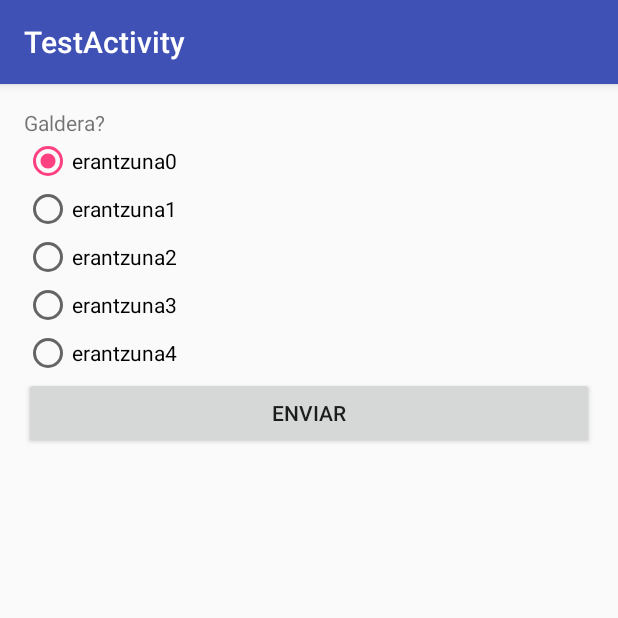
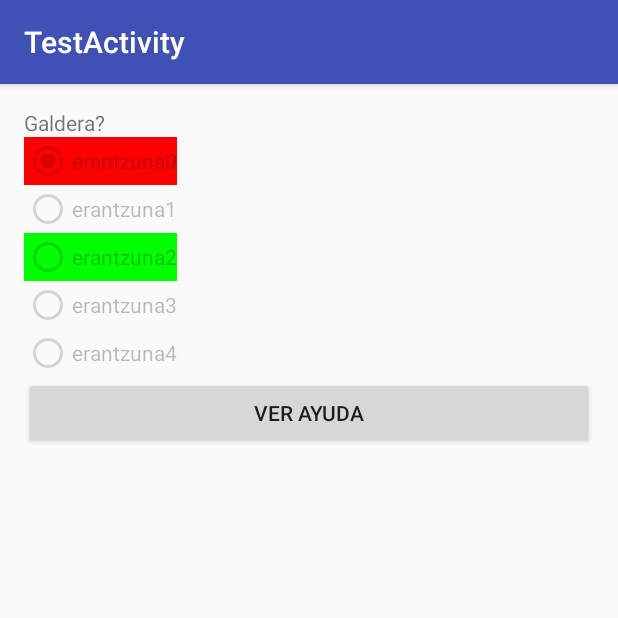
Before and after one commit to ikrazu/Ejemplo_Iker_TTA, an Android app: the TestActivity screen opened directly, with no data from a screen before it, after a tap on "ENVIAR", on a phone screen of 412 x 824 dp, the top half of it. Run offline under Robolectric (Android 15) with nearby library versions, the phone set to English and light mode, and no system bars; 1 other tap on this screen came first.

Commit message:
El test se corrige y se muestran los Toast

```diff
--- a/app/src/main/java/tta/es/adibide3_1/TestActivity.java
+++ b/app/src/main/java/tta/es/adibide3_1/TestActivity.java
@@ -1,17 +1,22 @@
 package tta.es.adibide3_1;
 
+import android.graphics.Color;
 import android.os.Bundle;
 import android.support.design.widget.FloatingActionButton;
 import android.support.design.widget.Snackbar;
 import android.support.v7.app.AppCompatActivity;
 import android.support.v7.widget.Toolbar;
 import android.view.View;
+import android.widget.LinearLayout;
 import android.widget.RadioButton;
 import android.widget.RadioGroup;
 import android.widget.TextView;
+import android.widget.Toast;
 
 
 public class TestActivity extends AppCompatActivity implements View.OnClickListener {
+
+    private int correct=0;
 
     @Override
     protected void onCreate(Bundle savedInstanceState) {
@@ -29,6 +34,7 @@ public class TestActivity extends AppCompatActivity implements View.OnClickListe
             radioButton.setOnClickListener(this);
             radioGroup.addView(radioButton);
         }
+        correct=2;
 
     }
 
@@ -38,6 +44,32 @@ public class TestActivity extends AppCompatActivity implements View.OnClickListe
     }
 
     public void send(View view) {
+        RadioGroup radioGroup = (RadioGroup)findViewById(R.id.test_choices);
+        for (int i=0;i<radioGroup.getChildCount();i++)
+            radioGroup.getChildAt(i).setEnabled(false);
+
+        LinearLayout layout = (LinearLayout)findViewById(R.id.test_layout);
+        layout.removeView(findViewById(R.id.button_send_test));
+
+        radioGroup.getChildAt(correct).setBackgroundColor(Color.GREEN);
+        int selectedId=radioGroup.getCheckedRadioButtonId();
+        View radioButton = radioGroup.findViewById(selectedId);
+        int selected = radioGroup.indexOfChild(radioButton);
+        if (selected != correct){
+            radioGroup.getChildAt(selected).setBackgroundColor(Color.RED);
+            Toast.makeText(getApplicationContext(), "¡Has fallado!", Toast.LENGTH_SHORT).show();
+
+            findViewById(R.id.button_help_test).setVisibility(View.VISIBLE);
+        }else{
+            Toast.makeText(getApplicationContext(), "¡Correcto!", Toast.LENGTH_SHORT).show();
+        }
+
+
+        //RadioGroup radioGroup = (RadioGroup)findViewById(R.id.test_choices);
+        //int choices = radioGroup.getChildCount();
+    }
+
+    public void help(View view) {
 
     }
 }
--- a/app/src/main/res/layout/content_test.xml
+++ b/app/src/main/res/layout/content_test.xml
@@ -13,6 +13,7 @@
     tools:showIn="@layout/activity_test">
 
     <LinearLayout
+        android:id="@+id/test_layout"
         android:orientation="vertical"
         android:layout_width="match_parent"
         android:layout_height="match_parent"
@@ -39,6 +40,14 @@
             android:text="@string/button_send"
             android:onClick="send" />
 
+        <Button
+            android:id="@+id/button_help_test"
+            android:visibility="invisible"
+            android:layout_width="match_parent"
+            android:layout_height="wrap_content"
+            android:text="@string/button_help"
+            android:onClick="help"/>
+
     </LinearLayout>
 
 </RelativeLayout>
--- a/app/src/main/res/values/strings.xml
+++ b/app/src/main/res/values/strings.xml
@@ -15,4 +15,5 @@
     <string name="record_audio">Grabar audio</string>
     <string name="record_video">Grabar video</string>
     <string name="button_send">Enviar</string>
+    <string name="button_help">Ver ayuda</string>
 </resources>
```
